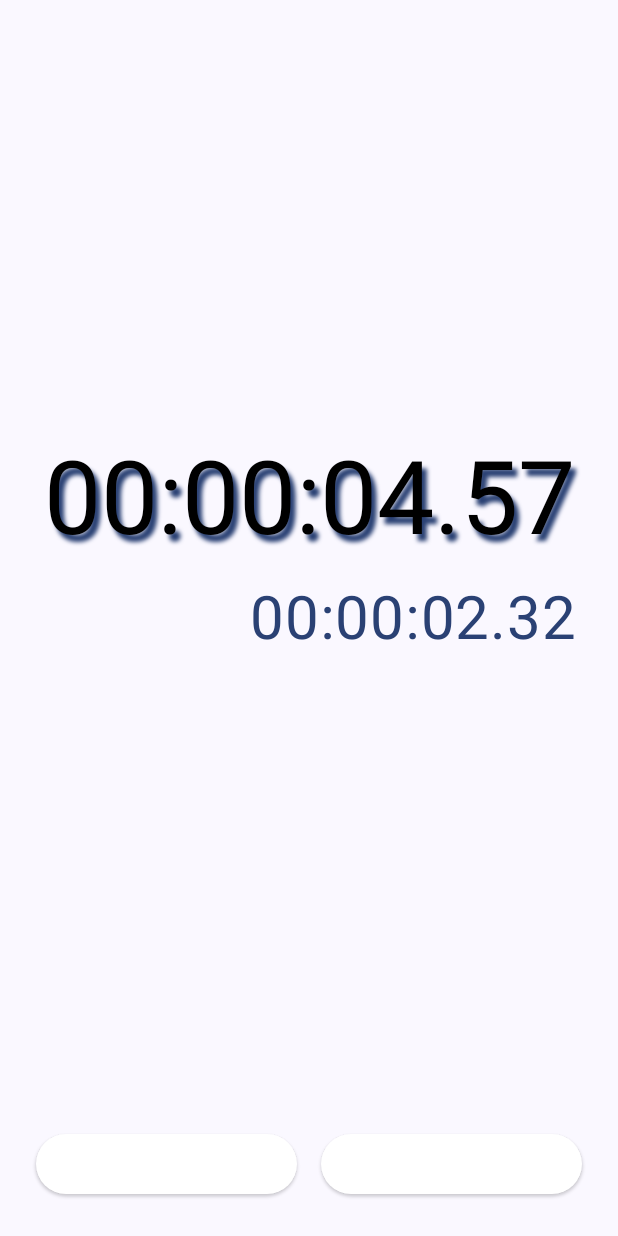
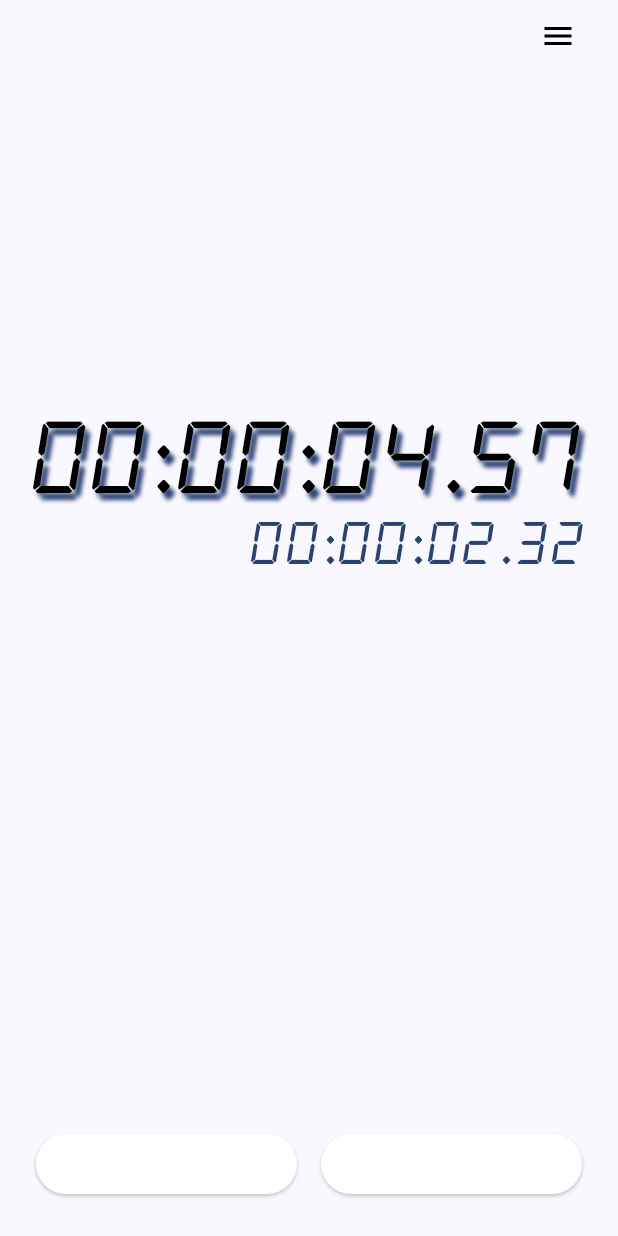
Before and after one commit to scottbiggs/biggsstopwatch3, an Android app built with Jetpack Compose: the screen it shows after launch (MainActivity), after a tap on "SPLIT", on a phone screen of 412 x 824 dp. Run offline under Robolectric (Android 15) with nearby library versions, the light colour scheme and no system bars; our stand-ins replace constraintlayout-compose; pictures from the network do not load; 1 other tap on this screen came first.

Commit message:
added menu button for preferences (not yet implemented).  New font for time displays, :)

```diff
--- a/app/src/main/java/com/sleepfuriously/biggsstopwatch3/MainActivity.kt
+++ b/app/src/main/java/com/sleepfuriously/biggsstopwatch3/MainActivity.kt
@@ -8,7 +8,10 @@ import android.os.Bundle
 import android.util.Log
 import androidx.activity.ComponentActivity
 import androidx.activity.compose.setContent
+import androidx.compose.foundation.LocalIndication
 import androidx.compose.foundation.background
+import androidx.compose.foundation.clickable
+import androidx.compose.foundation.interaction.MutableInteractionSource
 import androidx.compose.foundation.isSystemInDarkTheme
 import androidx.compose.foundation.layout.Arrangement
 import androidx.compose.foundation.layout.Box
@@ -19,8 +22,13 @@ import androidx.compose.foundation.layout.fillMaxSize
 import androidx.compose.foundation.layout.fillMaxWidth
 import androidx.compose.foundation.layout.padding
 import androidx.compose.foundation.layout.width
+import androidx.compose.material.icons.Icons
+import androidx.compose.material.icons.filled.Menu
+import androidx.compose.material.ripple.rememberRipple
 import androidx.compose.material3.ButtonDefaults
 import androidx.compose.material3.ElevatedButton
+import androidx.compose.material3.Icon
+import androidx.compose.material3.IconButton
 import androidx.compose.material3.MaterialTheme
 import androidx.compose.material3.Text
 import androidx.compose.runtime.Composable
@@ -30,16 +38,25 @@ import androidx.compose.runtime.remember
 import androidx.compose.runtime.setValue
 import androidx.compose.ui.Alignment
 import androidx.compose.ui.Modifier
+import androidx.compose.ui.composed
 import androidx.compose.ui.draw.drawWithContent
 import androidx.compose.ui.geometry.Offset
 import androidx.compose.ui.graphics.Color
 import androidx.compose.ui.graphics.Shadow
+import androidx.compose.ui.graphics.vector.ImageVector
+import androidx.compose.ui.platform.InspectorInfo
 import androidx.compose.ui.platform.LocalConfiguration
+import androidx.compose.ui.platform.LocalContext
+import androidx.compose.ui.platform.debugInspectorInfo
+import androidx.compose.ui.res.painterResource
 import androidx.compose.ui.text.TextStyle
+import androidx.compose.ui.text.font.FontFamily
+import androidx.compose.ui.text.font.Typeface
 import androidx.compose.ui.text.style.TextAlign
 import androidx.compose.ui.unit.dp
 import androidx.compose.ui.unit.sp
 import androidx.constraintlayout.compose.ConstraintLayout
+import androidx.core.content.res.ResourcesCompat
 import androidx.lifecycle.ViewModelProvider
 import com.sleepfuriously.biggsstopwatch3.MainViewModel.Companion.BUTTON_SPLIT_CLEAR
 import com.sleepfuriously.biggsstopwatch3.MainViewModel.Companion.BUTTON_START_STOP
@@ -65,8 +82,6 @@ import com.sleepfuriously.biggsstopwatch3.ui.theme.BiggsStopwatch3Theme
 // Should be a constant, but need to get it from strings.xml
 lateinit var testString : String
 
-//var current_fontsize = 0.sp
-
 /** access to the view model */
 private lateinit var mainViewModel: MainViewModel
 
@@ -83,8 +98,6 @@ class MainActivity : ComponentActivity() {
     //-------------------
     //  properties
     //-------------------
-
-
 
     //-------------------
     //  class functions
@@ -183,8 +196,17 @@ fun MainDisplay(mainViewModel : MainViewModel) {
     val stopwatchSplit = mainViewModel.stopwatchSplit
     val tick = mainViewModel.tick
 
+    val portraitMode = LocalConfiguration.current.orientation == Configuration.ORIENTATION_PORTRAIT
 
-    BiggsStopwatch3Theme {
+    val ctx = LocalContext.current
+    val stopwatchFontFamily = remember {
+        FontFamily(
+            typeface = ResourcesCompat.getFont(ctx,
+                R.font.alarm_clock)!!
+        )
+    }
+
+        BiggsStopwatch3Theme {
 
         // box background for entire drawing.  Also the buttons will be at the
         // bottom of this box.
@@ -265,28 +287,51 @@ fun MainDisplay(mainViewModel : MainViewModel) {
         ConstraintLayout(
             modifier = Modifier
                 .fillMaxSize()
-                .padding(16.dp)
+                .padding(horizontal = 8.dp)
         ) {
+
+
 
             // line for the top of the main display
             val mainDisplayGuide = createGuidelineFromTop(
                 if (LocalConfiguration.current.orientation == Configuration.ORIENTATION_PORTRAIT) {
-                    0.35f   // about a third down for portrait mode
+                    0.33f   // about a third down for portrait mode
                 }
                 else {
                     0f      // keep this at top for landscape mode
                 }
-
             )
 
             // names for the constrained widgets
             val (
-                mainTimer, splitTimer
+                mainTimer, splitTimer, settingsButton
             ) = createRefs()
 
+            // settings menu
+            IconButton(
+                onClick = {
+                    // todo: action on the button click
+                    Log.d(TAG, "icon button clicked")
+                },
+                modifier = Modifier
+                    .constrainAs(settingsButton) {
+                        top.linkTo(parent.top)
+                        end.linkTo(parent.end, 8.dp)
+                    }
+            ) {
+                Icon(
+                    painter = painterResource(R.drawable.menu_dark_mode),
+                    tint = if (isSystemInDarkTheme()) Color.White else Color.Black,
+                    contentDescription = null,
+                )
+            }
+
+
+            // main display
             AutoSizeText(
                 text = getDisplayTime(tick.value),
                 textStyle = TextStyle(
+                    fontFamily = stopwatchFontFamily,
                     fontSize = 240.sp,
                     color = if (isSystemInDarkTheme()) Color.White else Color.Black,
                     shadow = Shadow(
@@ -297,9 +342,12 @@ fun MainDisplay(mainViewModel : MainViewModel) {
                 ),
                 modifier = Modifier
                     .constrainAs(mainTimer) {
+                        top.linkTo(if (portraitMode)
+                                        mainDisplayGuide
+                                   else
+                                        settingsButton.bottom)
                         start.linkTo(parent.start, 16.dp)
                         end.linkTo(parent.end, 16.dp)
-                        top.linkTo(mainDisplayGuide)
                     }
             )
 
@@ -311,12 +359,13 @@ fun MainDisplay(mainViewModel : MainViewModel) {
                 Text(
                     splitString,
                     fontSize = 40.sp,
+                    fontFamily = stopwatchFontFamily,
                     textAlign = TextAlign.End,
                     color = MaterialTheme.colorScheme.primary,
                     modifier = Modifier
                         .constrainAs(splitTimer) {
                         end.linkTo(mainTimer.end)
-                        top.linkTo(mainTimer.bottom, 16.dp)
+                        top.linkTo(mainTimer.bottom)
                         }
                 )
             }
--- /dev/null
+++ b/app/src/main/res/drawable/menu_dark_mode.xml
@@ -0,0 +1,10 @@
+<vector android:height="24dp"
+    android:tint="#FFFFFF"
+    android:viewportHeight="24"
+    android:viewportWidth="24"
+    android:width="24dp"
+    xmlns:android="http://schemas.android.com/apk/res/android">
+
+    <path android:fillColor="@android:color/white"
+        android:pathData="M3,18h18v-2L3,16v2zM3,13h18v-2L3,11v2zM3,6v2h18L21,6L3,6z"/>
+</vector>
--- /dev/null
+++ b/app/src/main/res/drawable/menu_light_mode.xml
@@ -0,0 +1,5 @@
+<vector android:height="24dp" android:tint="#000000"
+    android:viewportHeight="24" android:viewportWidth="24"
+    android:width="24dp" xmlns:android="http://schemas.android.com/apk/res/android">
+    <path android:fillColor="@android:color/white" android:pathData="M3,18h18v-2L3,16v2zM3,13h18v-2L3,11v2zM3,6v2h18L21,6L3,6z"/>
+</vector>
```
Also changed, not shown: app/src/main/res/font/alarm_clock.ttf (added).
